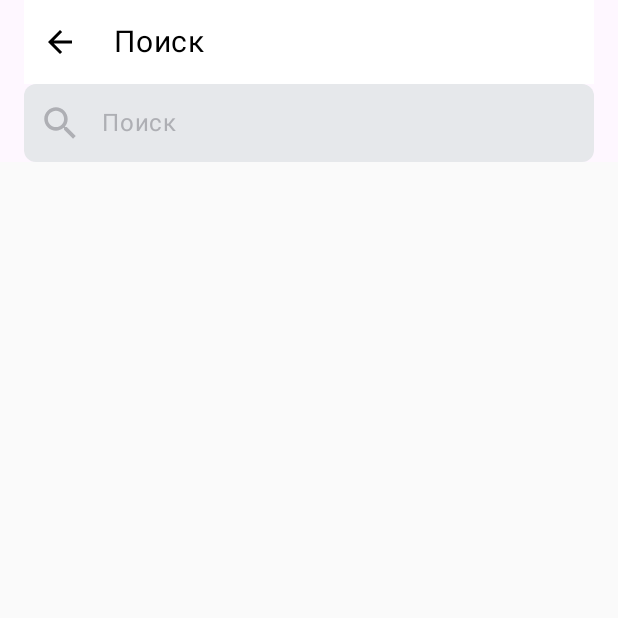
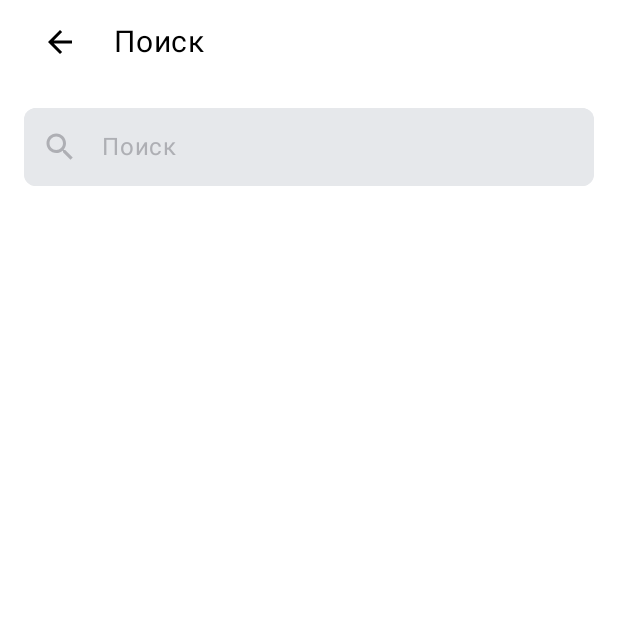
Before and after one commit to DronZed23/playlist-maker-android-VinogradovDmitry, an Android app built with Jetpack Compose: the screen it shows after launch (SearchActivity), after a tap on "Плейлист", on a phone screen of 412 x 824 dp, the top half of it. Run offline under Robolectric (Android 15) with nearby library versions, the phone set to English and light mode, and no system bars.

Commit message:
Search sprint-6

```diff
--- a/app/src/main/java/com/example/myapplication/MainActivity.kt
+++ b/app/src/main/java/com/example/myapplication/MainActivity.kt
@@ -2,7 +2,6 @@ package com.example.myapplication
 
 import android.content.Intent
 import android.os.Bundle
-import android.widget.Toast
 import androidx.activity.ComponentActivity
 import androidx.activity.compose.setContent
 import androidx.activity.enableEdgeToEdge
@@ -10,7 +9,6 @@ import androidx.compose.foundation.background
 import androidx.compose.foundation.layout.*
 import androidx.compose.material3.Button
 import androidx.compose.material3.ButtonDefaults
-import androidx.compose.material3.MaterialTheme
 import androidx.compose.material3.Scaffold
 import androidx.compose.material3.Text
 import androidx.compose.runtime.Composable
@@ -18,7 +16,6 @@ import androidx.compose.ui.Alignment
 import androidx.compose.ui.Modifier
 import androidx.compose.ui.graphics.Color
 import androidx.compose.ui.text.TextStyle
-import androidx.compose.ui.tooling.preview.Preview
 import androidx.compose.ui.unit.dp
 import androidx.compose.ui.unit.sp
 import com.example.myapplication.ui.theme.MyApplicationTheme
@@ -28,7 +25,6 @@ import androidx.compose.ui.platform.LocalContext
 import androidx.compose.ui.res.painterResource
 import androidx.compose.ui.res.stringResource
 import androidx.compose.ui.text.style.TextAlign
-
 class MainActivity : ComponentActivity() {
     override fun onCreate(savedInstanceState: Bundle?) {
         super.onCreate(savedInstanceState)
@@ -42,67 +38,76 @@ class MainActivity : ComponentActivity() {
         }
     }
 }
-
 @Composable
 fun MainContent(modifier: Modifier = Modifier) {
     Box(modifier = modifier.fillMaxSize().background(Color(0xFF3772E7))) {
         Column(
             modifier = Modifier.fillMaxSize(),
-            verticalArrangement = Arrangement.SpaceBetween // Распределение пространства между элементами
+            verticalArrangement = Arrangement.SpaceBetween
         ) {
             Header()
-            BottomWhiteBlock(modifier = Modifier.weight(1f)) // Используем weight для растягивания блока
+            BottomWhiteBlock(modifier = Modifier.weight(1f))
         }
     }
 }
-
 @Composable
 fun Header() {
     Box(
         modifier = Modifier
             .fillMaxWidth()
             .height(56.dp)
-            .background(Color(0xFF3772E7)), // Цвет фона блока
-        contentAlignment = Alignment.CenterStart // Выравнивание текста по левому краю
+            .background(Color(0xFF3772E7)),
+        contentAlignment = Alignment.CenterStart
     ) {
         Text(
             text = "Playlist maker",
-            color = Color.White, // Цвет текста
-            style = customTextStyle(), // Применяем пользовательский стиль текста
-            modifier = Modifier.padding(start = 16.dp) // Отступ от левого края
+            color = Color.White,
+            style = customTextStyle(),
+            modifier = Modifier.padding(start = 16.dp)
         )
     }
 }
-
-// Функция для определения пользовательского стиля текста
 @Composable
 fun customTextStyle(): TextStyle {
     return TextStyle(
-        fontSize = 22.sp, // Размер шрифта 22px (22sp в Compose)
-        lineHeight = 22.sp, // Установите lineHeight в соответствии с вашими требованиями (100% от fontSize)
-        letterSpacing = 0.sp // Установите letterSpacing в соответствии с вашими требованиями (по умолчанию 0)
+        fontSize = 22.sp,
+        lineHeight = 22.sp,
+        letterSpacing = 0.sp
     )
 }
-
 @Composable
 fun BottomWhiteBlock(modifier: Modifier = Modifier) {
     Column(
         modifier = modifier
             .fillMaxWidth()
-            .background(Color.White, shape = RoundedCornerShape(topStart = 16.dp, topEnd = 16.dp)) // Белый фон с закругленными углами сверху
-            .padding(top = 8.dp, start = 16.dp, end = 16.dp) // Внутренние отступы
+            .background(Color.White, shape = RoundedCornerShape(topStart = 16.dp, topEnd = 16.dp))
+            .padding(top = 8.dp, start = 16.dp, end = 16.dp)
     ) {
-        ButtonWithPadding(stringResource(id = R.string.search), leftIconResId = R.drawable.search, rightIconResId = R.drawable.contunie_btn, targetActivity = SearchActivity::class.java ) // Замените на ваш ресурс
-        ButtonWithPadding(text = "Плейлист", leftIconResId = R.drawable.music, rightIconResId = R.drawable.contunie_btn,targetActivity = SearchActivity::class.java) // Замените на ваш ресурс
-        ButtonWithPadding(text = "Избранное", leftIconResId = R.drawable.like, rightIconResId = R.drawable.contunie_btn,targetActivity = SearchActivity::class.java) // Замените на ваш ресурс
-        ButtonWithPadding(stringResource(id = R.string.settings), leftIconResId = R.drawable.setting, rightIconResId = R.drawable.contunie_btn, targetActivity = SettingsActivity::class.java) // Замените на ваш ресурс
+        ButtonWithPadding(stringResource(id = R.string.search),
+            leftIconResId = R.drawable.search,
+            rightIconResId = R.drawable.contunie_btn,
+            targetActivity = SearchActivity::class.java
+        )
+        ButtonWithPadding(text = stringResource(R.string.playlist),
+            leftIconResId = R.drawable.music,
+            rightIconResId = R.drawable.contunie_btn,
+            targetActivity = SearchActivity::class.java
+        )
+        ButtonWithPadding(text = stringResource(R.string.favorite),
+            leftIconResId = R.drawable.like,
+            rightIconResId = R.drawable.contunie_btn,
+            targetActivity = SearchActivity::class.java
+        )
+        ButtonWithPadding(stringResource(id = R.string.settings),
+            leftIconResId = R.drawable.setting,
+            rightIconResId = R.drawable.contunie_btn,
+            targetActivity = SettingsActivity::class.java
+        )
     }
 }
-
 @Composable
 fun ButtonWithPadding(text: String, leftIconResId: Int, rightIconResId: Int, targetActivity: Class<*>) {
-    val context = LocalContext.current // Получаем контекст для использования в Toast
-
+    val context = LocalContext.current
     Button(
         onClick = {
             val intent = Intent(context, targetActivity)
@@ -110,40 +115,35 @@ fun ButtonWithPadding(text: String, leftIconResId: Int, rightIconResId: Int, tar
         },
         modifier = Modifier
             .fillMaxWidth()
-            .padding(vertical = 21.dp) // Отступ сверху и снизу
-            .padding(horizontal = 12.dp), // Отступ по бокам
-        colors = ButtonDefaults.buttonColors(containerColor = Color.White) // Фон кнопки белый
+            .padding(vertical = 21.dp)
+            .padding(horizontal = 12.dp),
+        colors = ButtonDefaults.buttonColors(containerColor = Color.White)
     ) {
         Row(
             modifier = Modifier.fillMaxWidth(),
             verticalAlignment = Alignment.CenterVertically,
-            horizontalArrangement = Arrangement.SpaceBetween // Размещаем элементы по краям
+            horizontalArrangement = Arrangement.SpaceBetween
         ) {
-            // Левая иконка
             Image(
                 painter = painterResource(id = leftIconResId),
                 contentDescription = null,
-                modifier = Modifier.size(24.dp) // Размер левой иконки
+                modifier = Modifier.size(24.dp)
             )
-
-            // Текст кнопки
             Text(
                 text = text,
-                color = Color.Black, // Цвет текста (можно изменить)
-                modifier = Modifier.weight(1f) // Позволяем тексту занимать доступное пространство
-                    .padding(start = 8.dp), // Отступ между текстом и левой иконкой
+                color = Color.Black,
+                modifier = Modifier.weight(1f)
+                    .padding(start = 8.dp),
                 style = TextStyle(
-                    fontSize = 22.sp, // Размер шрифта
-                    lineHeight = 22.sp, // Высота строки (можно настроить)
-                    textAlign = TextAlign.Left // Выравнивание текста по центру
+                    fontSize = 22.sp,
+                    lineHeight = 22.sp,
+                    textAlign = TextAlign.Left
                 )
             )
-
-            // Правая иконка
             Image(
                 painter = painterResource(id = rightIconResId),
                 contentDescription = null,
-                modifier = Modifier.size(24.dp) // Размер правой иконки
+                modifier = Modifier.size(24.dp)
             )
         }
     }
--- a/app/src/main/java/com/example/myapplication/SearchActivity.kt
+++ b/app/src/main/java/com/example/myapplication/SearchActivity.kt
@@ -4,34 +4,47 @@ package com.example.myapplication
 import android.os.Bundle
 import androidx.activity.ComponentActivity
 import androidx.activity.compose.setContent
-import androidx.compose.foundation.Image
 import androidx.compose.foundation.background
 import androidx.compose.foundation.clickable
 import androidx.compose.foundation.layout.*
+import androidx.compose.foundation.lazy.LazyColumn
+import androidx.compose.foundation.lazy.items
 import androidx.compose.foundation.shape.RoundedCornerShape
 import androidx.compose.material3.*
 import androidx.compose.material.icons.Icons
 import androidx.compose.material.icons.filled.ArrowBack
 import androidx.compose.material.icons.filled.Clear
+import androidx.compose.material.icons.filled.Search
 import androidx.compose.runtime.*
 import androidx.compose.ui.Alignment
 import androidx.compose.ui.Modifier
 import androidx.compose.ui.graphics.Color
-import androidx.compose.ui.res.painterResource
 import androidx.compose.ui.res.stringResource
-import androidx.compose.ui.text.style.TextAlign
 import androidx.compose.ui.unit.dp
 import androidx.compose.ui.unit.sp
-
+import com.example.myapplication.componentUI.SearchState
+import com.example.myapplication.componentUI.TrackListItem
+import com.example.myapplication.componentUI.SearchViewModel
+import androidx.compose.runtime.getValue
+import androidx.compose.runtime.collectAsState
+import androidx.compose.ui.text.font.FontWeight
+import androidx.lifecycle.ViewModelProvider
 class SearchActivity : ComponentActivity() {
     override fun onCreate(savedInstanceState: Bundle?) {
         super.onCreate(savedInstanceState)
+        val viewModel = ViewModelProvider(this, SearchViewModel.getViewModelFactory())
+            .get(SearchViewModel::class.java)
         setContent {
             MaterialTheme {
-                Surface(color = MaterialTheme.colorScheme.background) {
+                Surface(color = Color.White) {
+                    val state by viewModel.searchScreenState.collectAsState()
                     Column {
                         SearchHeader(onBackClick = { finish() })
-                        SearchScreen()
+                        SearchScreen(
+                                viewModel = viewModel,
+                                searchState = state
+                        )
+
                     }
                 }
             }
@@ -75,44 +88,46 @@ fun SearchHeader(onBackClick: () -> Unit) {
 }
 
 @Composable
-fun SearchScreen() {
-    var searchQuery by remember { mutableStateOf("") }
+fun SearchScreen(
+    modifier: Modifier = Modifier,
+    viewModel: SearchViewModel,
+    searchState: SearchState
+) {
+    var text by remember { mutableStateOf("") }
 
-    Box(
-        modifier = Modifier
-            .fillMaxWidth()
-            .height(52.dp)
-            .padding(horizontal = 16.dp)
-    ) {
+    Column(modifier = modifier.padding(16.dp)) {
+        val placeholderTextStyle = LocalTextStyle.current.copy(
+            fontWeight = FontWeight.Normal,
+            fontSize = 16.sp,
+            lineHeight = 16.sp,
+            color = Color(0xFFAEAFB4)
+        )
         OutlinedTextField(
-            value = searchQuery,
-            onValueChange = { searchQuery = it },
+            value = text,
+            onValueChange = { text = it },
             shape = RoundedCornerShape(8.dp),
             singleLine = true,
             leadingIcon = {
-                IconButton(onClick = { /* Логика нажатия на лупу остается пустой */ }) {
-                    Image(
-                        painter = painterResource(R.drawable.grey_search_icon),
-                        contentDescription = null,
-                        modifier = Modifier.size(24.dp) // Размер иконки
+                IconButton(onClick = { viewModel.search(text) }) {
+                    Icon(
+                        imageVector = Icons.Default.Search,
+                        contentDescription = "Search",
+                        tint = Color(0xFFAEAFB4)
                     )
                 }
             },
             placeholder = {
                 Text(
-                    text = stringResource(id = R.string.search),
-                    color = Color(0xFFAEAFB4),
-                    fontSize = 16.sp,
-                    lineHeight = 16.sp,
-                    textAlign = TextAlign.Start
+                    text = stringResource(R.string.search),
+                    style = placeholderTextStyle
                 )
             },
             trailingIcon = {
-                if (searchQuery.isNotEmpty()) {
-                    IconButton(onClick = { searchQuery = "" }) {
+                if (text.isNotEmpty()) {
+                    IconButton(onClick = { text = "" }) {
                         Icon(
-                            imageVector = Icons.Default.Clear,
-                            contentDescription = "Clear Icon"
+                            imageVector = Icons.Filled.Clear,
+                            contentDescription = "Clear"
                         )
                     }
                 }
@@ -124,14 +139,55 @@ fun SearchScreen() {
                 focusedContainerColor = Color(0xFFE6E8EB),
                 unfocusedContainerColor = Color(0xFFE6E8EB),
                 disabledContainerColor = Color(0xFFE6E8EB),
-                focusedPlaceholderColor = Color(0xFF7D7E83),
-                unfocusedPlaceholderColor = Color(0xFF7D7E83),
-                disabledPlaceholderColor = Color(0xFFB0B1B6),
                 cursorColor = Color.Black
             ),
             modifier = Modifier
                 .fillMaxWidth()
-                .height(52.dp)  // высота инпута 36dp внутри контейнера 52dp
+                .height(52.dp)
+                .background(color = Color(0xFFE6E8EB), shape = RoundedCornerShape(8.dp))
         )
+
+        Spacer(modifier = Modifier.height(16.dp))
+
+        when (searchState) {
+            is SearchState.Initial -> {
+                Box(
+                    modifier = Modifier
+                        .fillMaxSize()
+                        .padding(16.dp),
+                    contentAlignment = Alignment.Center
+                ) {
+                    stringResource(R.string.search)
+                }
+            }
+            is SearchState.Searching -> {
+                Box(
+                    modifier = Modifier
+                        .fillMaxSize()
+                        .padding(16.dp),
+                    contentAlignment = Alignment.Center
+                ) {
+                    CircularProgressIndicator()
+                }
+            }
+            is SearchState.Success -> {
+                LazyColumn {
+                    items(searchState.foundList) { track ->
+                        TrackListItem(track)
+                        Divider(thickness = 0.5.dp)
+                    }
+                }
+            }
+            is SearchState.Fail -> {
+                Box(
+                    modifier = Modifier
+                        .fillMaxSize()
+                        .padding(16.dp),
+                    contentAlignment = Alignment.Center
+                ) {
+                    Text("Ошибка: ${searchState.error}", color = Color.Red)
+                }
+            }
+        }
     }
 }
--- /dev/null
+++ b/app/src/main/java/com/example/myapplication/componentUI/SearchState.kt
@@ -0,0 +1,10 @@
+package com.example.myapplication.componentUI
+
+import com.example.myapplication.domain.Track
+
+sealed class SearchState {
+    object Initial : SearchState()
+    object Searching : SearchState()
+    data class Success(val foundList: List<Track>) : SearchState()
+    data class Fail(val error: String) : SearchState()
+}
--- /dev/null
+++ b/app/src/main/java/com/example/myapplication/componentUI/SearchViewModel.kt
@@ -0,0 +1,45 @@
+package com.example.myapplication.componentUI
+
+import com.example.myapplication.data.RetrofitNetworkClient
+import com.example.myapplication.data.Storage
+import com.example.myapplication.domain.TracksRepository
+import com.example.myapplication.domain.TracksRepositoryImpl
+import androidx.lifecycle.ViewModel
+import androidx.lifecycle.viewModelScope
+import kotlinx.coroutines.Dispatchers
+import kotlinx.coroutines.flow.MutableStateFlow
+import kotlinx.coroutines.flow.StateFlow
+import kotlinx.coroutines.launch
+import java.io.IOException
+
+object Creator {
+    fun getTracksRepository(): TracksRepository {
+        return TracksRepositoryImpl(RetrofitNetworkClient(Storage()))
+    }
+}
+class SearchViewModel(
+    private val tracksRepository: TracksRepository
+) : ViewModel() {
+    private val _searchScreenState = MutableStateFlow<SearchState>(SearchState.Initial)
+    val searchScreenState: StateFlow<SearchState> = _searchScreenState
+    fun search(whatSearch: String) {
+        viewModelScope.launch(Dispatchers.IO) {
+            _searchScreenState.value = SearchState.Searching
+            try {
+                val list = tracksRepository.searchTracks(whatSearch)
+                _searchScreenState.value = SearchState.Success(list)
+            } catch (e: IOException) {
+                _searchScreenState.value = SearchState.Fail(e.message ?: "Error")
+            }
+        }
+    }
+    companion object {
+        fun getViewModelFactory(): androidx.lifecycle.ViewModelProvider.Factory =
+            object : androidx.lifecycle.ViewModelProvider.Factory {
+                @Suppress("UNCHECKED_CAST")
+                override fun <T : androidx.lifecycle.ViewModel> create(modelClass: Class<T>): T {
+                    return SearchViewModel(Creator.getTracksRepository()) as T
+                }
+            }
+    }
+}
--- /dev/null
+++ b/app/src/main/java/com/example/myapplication/data/NetworkClient.kt
@@ -0,0 +1,5 @@
+package com.example.myapplication.data
+
+interface NetworkClient {
+    fun doRequest(dto: Any): BaseResponse
+}
--- a/app/src/main/java/com/example/myapplication/data/RetrofitNetworkClient.kt
+++ b/app/src/main/java/com/example/myapplication/data/RetrofitNetworkClient.kt
@@ -1,13 +1,8 @@
 package com.example.myapplication.data
 
 class RetrofitNetworkClient(private val storage: Storage) : NetworkClient {
-
     override fun doRequest(request: Any): TracksSearchResponse {
         val searchList = storage.search((request as TracksSearchRequest).expression)
         return TracksSearchResponse(searchList).apply { resultCode = 200 }
     }
 }
-
-interface NetworkClient {
-    fun doRequest(dto: Any): BaseResponse
-}
--- a/app/src/main/java/com/example/myapplication/data/Storage.kt
+++ b/app/src/main/java/com/example/myapplication/data/Storage.kt
@@ -4,9 +4,9 @@ class Storage {
     private val dummyData = listOf(
         TrackDto("Song A", "Artist A", 210000),
         TrackDto("Song B", "Artist B", 180000),
-        TrackDto("Song C", "Artist C", 240000)
+        TrackDto("Song C", "Artist C", 240000),
+        TrackDto("YandexTheme", "GOD", 999999)
     )
-
     fun search(expression: String): List<TrackDto> {
         return dummyData.filter { it.trackName.contains(expression, ignoreCase = true) }
     }
--- a/app/src/main/java/com/example/myapplication/domain/TracksRepositoryImpl.kt
+++ b/app/src/main/java/com/example/myapplication/domain/TracksRepositoryImpl.kt
@@ -6,7 +6,6 @@ import com.example.myapplication.data.TracksSearchResponse
 import kotlinx.coroutines.delay
 
 class TracksRepositoryImpl(private val networkClient: NetworkClient) : TracksRepository {
-
     override suspend fun searchTracks(expression: String): List<Track> {
         val response = networkClient.doRequest(TracksSearchRequest(expression))
         delay(1000) // Эмуляция задержки сети
--- a/app/src/main/res/values/strings.xml
+++ b/app/src/main/res/values/strings.xml
@@ -13,4 +13,6 @@
     <string name="share_app">Поделиться приложением</string>
     <string name="dark_theme">Темная тема</string>
     <string name="search">Поиск</string>
+    <string name="favorite">Избранное</string>
+    <string name="playlist">Плейлист</string>
 </resources>
```
Also changed, not shown: app/src/main/java/com/example/myapplication/SettingsActivity.kt (+7 -37 lines), app/src/main/java/com/example/myapplication/componentUI/TrackListItem.kt (added, +40 -0 lines), app/src/main/java/com/example/myapplication/domain/NetworkClient.kt (deleted, +0 -7 lines).
